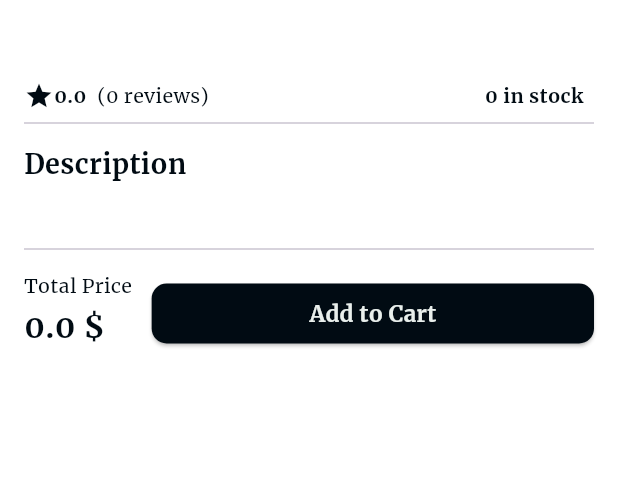
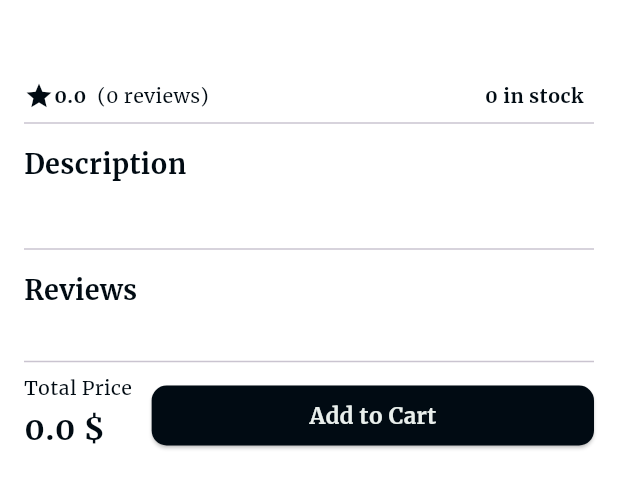
Before and after one commit to ilkerciblak/TutiShop.Portfolio, a Flutter app: the ProductDetailContainer widget shown alone on an empty page, opened directly with empty values, on a phone screen of 412 x 824 dp. Shown: the top 488 px of the screen. Run offline on Flutter 3.47's test engine with Material 3 defaults, Android fonts, the phone set to English and light mode, and no system bars; our stand-ins replace bloc, cached_network_image, flutter_bloc, fpdart, get_it, go_router and 3 more; missing offline and left inert: encrypt; accounts and stored records are empty; network calls fail.

Commit message:
feature(catalog): implement reviews on product detail page

```diff
--- a/mobile_application/suvido_eshop/lib/modules/catalog/data/model/_catalog_model_exporter.dart
+++ b/mobile_application/suvido_eshop/lib/modules/catalog/data/model/_catalog_model_exporter.dart
@@ -1,2 +1,3 @@
 export 'product_model.dart';
 export 'category_model.dart';
+export 'review_model.dart';
--- a/mobile_application/suvido_eshop/lib/modules/catalog/domain/product.dart
+++ b/mobile_application/suvido_eshop/lib/modules/catalog/domain/product.dart
@@ -1,4 +1,5 @@
 import 'package:collection/collection.dart';
+import 'package:suvido_eshop/modules/catalog/domain/review.dart';
 
 class Product {
   final int identifier;
@@ -11,6 +12,7 @@ class Product {
   final int stock;
   final String thumbnail;
   final List<String> images;
+  final List<Review> reviews;
 
   Product({
     required this.identifier,
@@ -23,6 +25,7 @@ class Product {
     required this.stock,
     required this.thumbnail,
     required this.images,
+    required this.reviews,
   });
 
   factory Product.def() => Product(
@@ -36,6 +39,7 @@ class Product {
         stock: 0,
         thumbnail: '',
         images: List.empty(),
+        reviews: List.empty(),
       );
 
   Product copyWith({
@@ -49,6 +53,7 @@ class Product {
     int? stock,
     String? thumbnail,
     List<String>? images,
+    List<Review>? reviews,
   }) {
     return Product(
       identifier: identifier ?? this.identifier,
@@ -61,6 +66,7 @@ class Product {
       stock: stock ?? this.stock,
       thumbnail: thumbnail ?? this.thumbnail,
       images: images ?? this.images,
+      reviews: reviews ?? this.reviews,
     );
   }
 
@@ -78,7 +84,8 @@ class Product {
         other.rating == rating &&
         other.stock == stock &&
         other.thumbnail == thumbnail &&
-        listEquals(other.images, images);
+        listEquals(other.images, images) &&
+        listEquals(other.reviews, reviews);
   }
 
   @override
@@ -92,6 +99,7 @@ class Product {
         rating.hashCode ^
         stock.hashCode ^
         thumbnail.hashCode ^
-        images.hashCode;
+        images.hashCode ^
+        reviews.hashCode;
   }
 }
--- /dev/null
+++ b/mobile_application/suvido_eshop/lib/modules/catalog/domain/review.dart
@@ -0,0 +1,40 @@
+class Review {
+  final int rating;
+  final String comment;
+  final String _username;
+  final String date;
+
+  Review({
+    required this.rating,
+    required this.comment,
+    required String username,
+    required this.date,
+  }) : _username = username;
+
+  String get username => _username.replaceAllMapped(
+        RegExp(r'\b\w+'),
+        (match) {
+          String word = match.group(0) ?? '';
+          if (word.length <= 1) return word; // Tek harfli kelimeler için
+          return '${word[0]}${'*' * (word.length - 1)}';
+        },
+      );
+
+  @override
+  bool operator ==(covariant Review other) {
+    if (identical(this, other)) return true;
+
+    return other.rating == rating &&
+        other.comment == comment &&
+        other.username == username &&
+        other.date == date;
+  }
+
+  @override
+  int get hashCode {
+    return rating.hashCode ^
+        comment.hashCode ^
+        username.hashCode ^
+        date.hashCode;
+  }
+}
--- a/mobile_application/suvido_eshop/lib/modules/catalog/presentation/product/detail_screen/view/product_detail_container.dart
+++ b/mobile_application/suvido_eshop/lib/modules/catalog/presentation/product/detail_screen/view/product_detail_container.dart
@@ -1,6 +1,9 @@
 // ignore_for_file: public_member_api_docs, sort_constructors_first
+import 'dart:math';
+
 import 'package:flutter/material.dart';
 import 'package:suvido_eshop/modules/catalog/domain/_catalog_domain_exporter.dart';
+import 'package:suvido_eshop/modules/catalog/presentation/review/review_container.dart';
 import 'package:suvido_eshop/shared/_project_shared_exporter.dart';
 
 class ProductDetailContainer extends StatelessWidget {
@@ -63,6 +66,35 @@ class ProductDetailContainer extends StatelessWidget {
             children: [Expanded(child: Divider())],
           ),
           const SizedBox(height: AppSpacing.small),
+          const Text(
+            'Reviews',
+            style: AppFontStyles.boldBlack18,
+          ),
+          const SizedBox(height: AppSpacing.medium),
+          ListView.builder(
+              shrinkWrap: true,
+              physics: const NeverScrollableScrollPhysics(),
+              semanticChildCount: 1,
+              itemCount: min(10, product.reviews.length),
+              itemBuilder: (context, index) {
+                return Padding(
+                  padding: const EdgeInsets.only(bottom: AppSpacing.large),
+                  child: ReviewContainer(review: product.reviews[index]),
+                );
+              }),
+          // Wrap(
+          //   runSpacing: AppSpacing.large,
+          //   children: List.generate(
+          //     product.reviews.length,
+          //     (index) {
+          //       return ReviewContainer(review: product.reviews[index]);
+          //     },
+          //   ),
+          // ),
+          const SizedBox(height: AppSpacing.medium),
+          const Row(
+            children: [Expanded(child: Divider())],
+          ),
           Row(
             mainAxisSize: MainAxisSize.max,
             crossAxisAlignment: CrossAxisAlignment.end,
--- a/mobile_application/suvido_eshop/lib/presentation/home/shop/bloc/shop_screen_cubit.dart
+++ b/mobile_application/suvido_eshop/lib/presentation/home/shop/bloc/shop_screen_cubit.dart
@@ -61,7 +61,7 @@ class ShopScreenCubit extends Cubit<ShopScreenState> {
       ),
     );
     dynamic response;
-    Map<String, String> parameters = {'select': "id,title,price,images,"};
+    Map<String, String> parameters = {'select': "id,title,price,images"};
 
     if (slug != null && slug.isNotEmpty) {
       response = await productRepository
--- a/mobile_application/suvido_eshop/lib/shared/extensions/_shared_extensions_exporter.dart
+++ b/mobile_application/suvido_eshop/lib/shared/extensions/_shared_extensions_exporter.dart
@@ -1 +1,2 @@
 export 'text_style_extensions.dart';
+export 'date_extensions.dart';
--- a/mobile_application/suvido_eshop/lib/shared/theme/app_text_styles.dart
+++ b/mobile_application/suvido_eshop/lib/shared/theme/app_text_styles.dart
@@ -25,6 +25,13 @@ class AppFontStyles {
     color: AppColors.primaryWhite,
   );
 
+  static const TextStyle regularBlack11 = TextStyle(
+    fontSize: 11,
+    fontWeight: FontWeight.normal,
+    fontStyle: FontStyle.normal,
+    fontFamily: 'Merriweather',
+    color: AppColors.primaryBlack,
+  );
   static const TextStyle regularBlack13 = TextStyle(
     fontSize: 13,
     fontWeight: FontWeight.normal,
@@ -103,6 +110,13 @@ class AppFontStyles {
     color: AppColors.primaryWhite,
   );
 
+  static const TextStyle boldBlack11 = TextStyle(
+    fontSize: 11,
+    fontWeight: FontWeight.bold,
+    fontStyle: FontStyle.normal,
+    fontFamily: 'Merriweather',
+    color: AppColors.primaryBlack,
+  );
   static const TextStyle boldBlack13 = TextStyle(
     fontSize: 13,
     fontWeight: FontWeight.bold,
```
Also changed, not shown: mobile_application/suvido_eshop/lib/modules/catalog/data/model/product_model.dart (+6 -38 lines), mobile_application/suvido_eshop/lib/modules/catalog/data/model/review_model.dart (added, +56 -0 lines), mobile_application/suvido_eshop/lib/modules/catalog/data/service/product_service.dart (+28 -41 lines), mobile_application/suvido_eshop/lib/modules/catalog/presentation/review/review_container.dart (added, +57 -0 lines), mobile_application/suvido_eshop/lib/shared/extensions/date_extensions.dart (added, +7 -0 lines), mobile_application/suvido_eshop/lib/shared/exceptions/auth_exception.dart (added).
